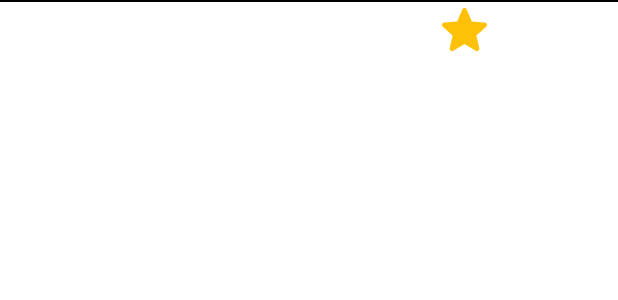
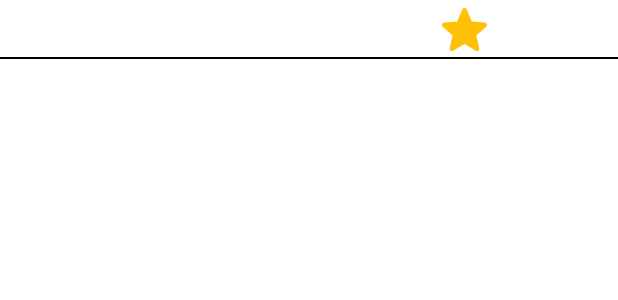
Before and after one commit to gamartinez4/examen_iniciales, an Android app: the layout item_layout.xml on its own in the app's theme, with its tools: preview values and no code run, on a phone screen of 412 x 824 dp. Shown: the top 300 px of the screen. Run offline under Robolectric (Android 15) with nearby library versions, the phone set to English and light mode, and no system bars; network calls fail.

Commit message:
se corrijio parte del diseño de los items del recyclerview

```diff
--- a/app/src/main/java/com/example/examenandroid/DialogPersonalized.kt
+++ b/app/src/main/java/com/example/examenandroid/DialogPersonalized.kt
@@ -24,6 +24,7 @@ class DialogPersonalized() {
                 "OK"
             ) { _: DialogInterface, i: Int ->
                 funcion()
+                if( funcion != {})funcion = {}
             }.show()
     }
 }
--- a/app/src/main/res/layout/item_layout.xml
+++ b/app/src/main/res/layout/item_layout.xml
@@ -19,20 +19,21 @@
             android:id="@+id/textView"
             android:layout_width="170dp"
             android:layout_height="wrap_content"
-            android:layout_marginTop="20dp"
+            android:layout_marginTop="10dp"
+            android:layout_marginBottom="10dp"
             android:text="@{response.title}"
             app:layout_constraintBottom_toBottomOf="parent"
             app:layout_constraintEnd_toEndOf="parent"
             app:layout_constraintHorizontal_bias="0.154"
             app:layout_constraintStart_toStartOf="parent"
             app:layout_constraintTop_toTopOf="parent"
-            app:layout_constraintVertical_bias="0.0" />
+            app:layout_constraintVertical_bias="0.5" />
 
         <androidx.appcompat.widget.AppCompatImageView
             android:id="@+id/line"
             android:layout_width="match_parent"
             android:layout_height="1dp"
-            app:layout_constraintTop_toTopOf="parent"
+            app:layout_constraintBottom_toBottomOf="parent"
             android:background="@color/black"
            />
 
```
Also changed, not shown: app/src/main/java/com/example/examenandroid/Fragments/Favorites.kt (+6 -4 lines).
